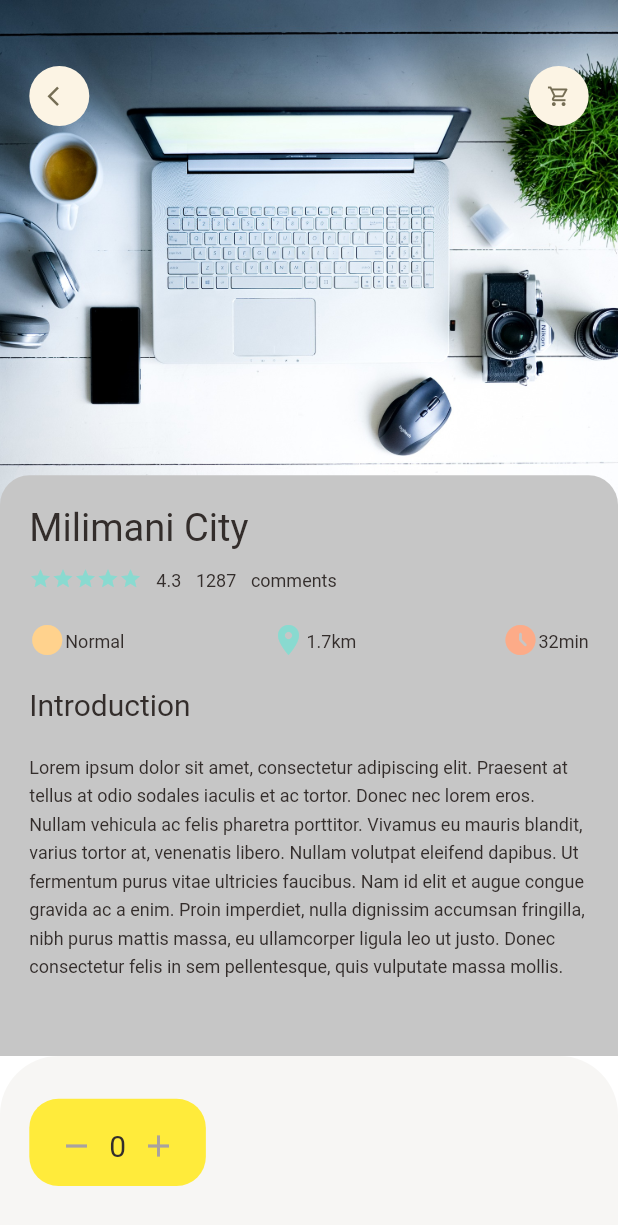
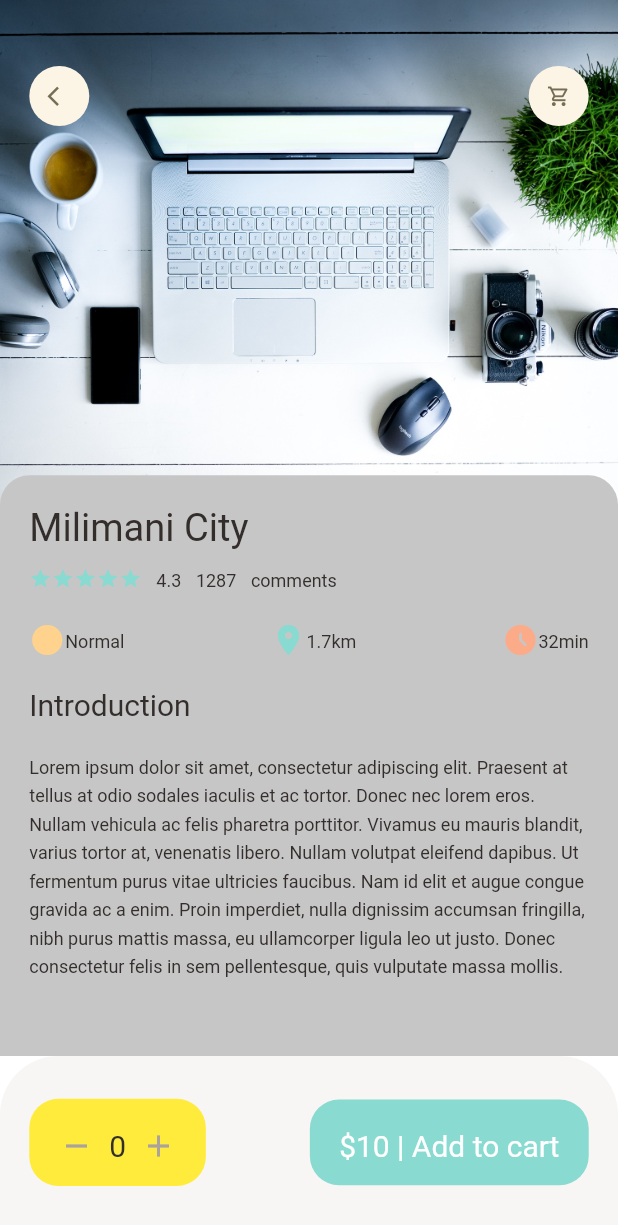
Before and after one commit to johngolem/Turaco, a Flutter app: the PopularProductDetail screen opened directly, on a phone screen of 412 x 824 dp. Shown: the top 1225 px of the screen. Run offline on Flutter 3.47's test engine with Material 2 defaults, Android fonts, the phone set to English and light mode, and no system bars; our stand-ins replace dots_indicator, get.

Commit message:
add container that contains add to cart and price for each product

```diff
--- a/lib/home/signup_page.dart
+++ b/lib/home/signup_page.dart
@@ -75,7 +75,7 @@
                           makeInput(label: "Confirm Pasword",obsureText: true),
                           SizedBox(height: Dimensions.height10,),
                           SmallText(text: "By registering to TURACO, you agree to the terms and policies"),
-                          SizedBox(height: Dimensions.height10,),
+                          SizedBox(height: Dimensions.height15,),
 
 
 
--- a/lib/main.dart
+++ b/lib/main.dart
@@ -23,9 +23,9 @@
       ),
       // ignore: prefer_const_constructors
       // home: MainProductPage(),
-      // home:PopularProductDetail(),
+      home:PopularProductDetail(),
       // home:LoginPage(),
-      home:SignupPage(),
+      // home:SignupPage(),
     );
   }
 }
--- a/lib/pages/product/popular_product_detail.dart
+++ b/lib/pages/product/popular_product_detail.dart
@@ -93,7 +93,11 @@
             topRight: Radius.circular(Dimensions.radius20*2)
           )
         ),
-      child: Row(children: [
+      child: Row(
+        // this pushes the two containers to the edges of the page
+        mainAxisAlignment: MainAxisAlignment.spaceBetween,
+        children: [
+          //container with the add to cart button
         Container(
           padding: EdgeInsets.only(top: Dimensions.height20, bottom: Dimensions.height15, left: Dimensions.width20, right: Dimensions.width20),
           decoration: BoxDecoration(
@@ -110,6 +114,17 @@
             ],
           ),
         ),
+        // container with add to cart text
+        Container(
+           padding: EdgeInsets.only(top: Dimensions.height20, bottom: Dimensions.height15, left: Dimensions.width20, right: Dimensions.width20),
+          child: BigText(text: "\$10 | Add to cart",color: Colors.white,),
+          decoration: BoxDecoration(
+            borderRadius: BorderRadius.circular(Dimensions.radius20),
+            color: AppColors.mainColor
+
+          ),
+
+        )
       ]),
       ),
 
```
